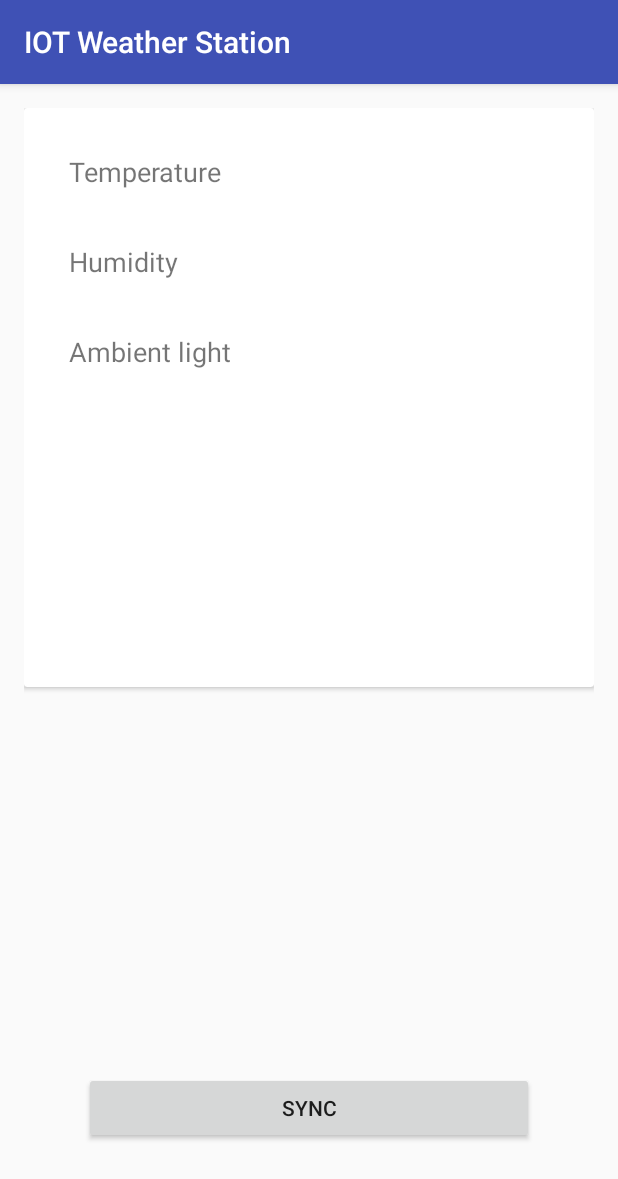
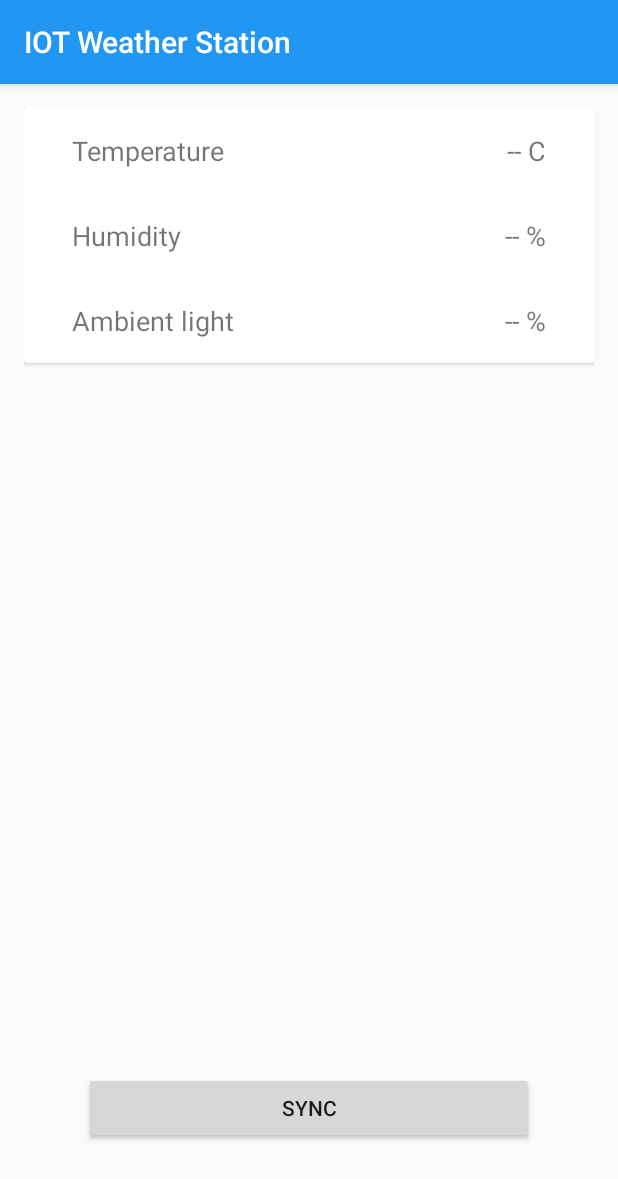
Before and after one commit to geoemm/iot-weather-station, an Android app: the screen it shows after launch (MainActivity), on a phone screen of 412 x 824 dp. Shown: the top 1179 px of the screen. Run offline under Robolectric (Android 15) with nearby library versions, the phone set to English and light mode, and no system bars.

Commit message:
android interface in order

```diff
--- a/IOTWeatherStationApp/app/src/main/res/layout/activity_main.xml
+++ b/IOTWeatherStationApp/app/src/main/res/layout/activity_main.xml
@@ -12,50 +12,77 @@
 
     <android.support.v7.widget.CardView
         android:layout_width="match_parent"
+        android:layout_height="wrap_content">
+
+        <RelativeLayout xmlns:android="http://schemas.android.com/apk/res/android"
+            android:layout_width="match_parent"
             android:layout_height="match_parent"
-        android:layout_alignLeft="@+id/textView_Hum"
-        android:layout_alignStart="@+id/textView_Hum"
-        android:layout_marginBottom="350dp">
+            android:paddingLeft="16dp"
+            android:paddingRight="16dp" >
+
+            <TextView
+                android:text="@string/tempTxtV"
+                android:layout_width="wrap_content"
+                android:layout_height="wrap_content"
+                android:layout_alignParentLeft="true"
+                android:layout_alignParentStart="true"
+                android:layout_margin="16dp"
+                android:id="@+id/textView_temp"
+                android:textSize="18sp"
+                android:layout_toLeftOf="@+id/tempValue"/>
+
+            <TextView
+                android:text="@string/tempValue"
+                android:layout_width="wrap_content"
+                android:layout_height="wrap_content"
+                android:layout_margin="16dp"
+                android:id="@+id/tempValue"
+                android:layout_centerHorizontal="false"
+                android:textSize="18sp"
+                android:layout_alignParentRight="true"/>
+
+            <TextView
+                android:text="@string/humiTxtV"
+                android:layout_width="wrap_content"
+                android:layout_height="wrap_content"
+                android:layout_below="@+id/textView_temp"
+                android:id="@+id/textView_Hum"
+                android:layout_margin="16dp"
+                android:textSize="18sp"
+                android:layout_alignParentLeft="true"/>
+
+            <TextView
+                android:text="@string/humValue"
+                android:layout_width="wrap_content"
+                android:layout_height="wrap_content"
+                android:layout_margin="16dp"
+                android:id="@+id/humValue"
+                android:layout_centerHorizontal="false"
+                android:textSize="18sp"
+                android:layout_alignParentRight="true"
+                android:layout_below="@+id/tempValue"/>
 
             <TextView
                 android:text="@string/lightTxtV"
-            android:layout_width="322dp"
+                android:layout_width="wrap_content"
                 android:layout_height="wrap_content"
                 android:layout_below="@+id/textView_Hum"
-            android:layout_alignLeft="@+id/textView_Hum"
-            android:layout_alignStart="@+id/textView_Hum"
-            android:layout_marginTop="150dp"
                 android:id="@+id/textView_light"
-            android:layout_alignRight="@+id/textView_Hum"
-            android:layout_alignEnd="@+id/textView_Hum"
-            android:layout_marginLeft="30dp"
-            android:layout_marginRight="30dp"
-            android:textSize="18sp" />
+                android:layout_margin="16dp"
+                android:textSize="18sp"
+                android:layout_alignParentLeft="true"/>
 
             <TextView
-            android:text="@string/humiTxtV"
-            android:layout_width="321dp"
+                android:text="@string/lightValue"
+                android:layout_width="wrap_content"
                 android:layout_height="wrap_content"
-            android:layout_below="@+id/textView_temp"
-            android:layout_marginTop="90dp"
-            android:id="@+id/textView_Hum"
-            android:layout_marginStart="30dp"
-            android:layout_marginLeft="30dp"
-            android:layout_marginBottom="30dp"
-            android:layout_alignRight="@+id/textView_temp"
-            android:layout_alignEnd="@+id/textView_temp"
-            android:textSize="18sp" />
-
-        <TextView
-            android:text="@string/tempTxtV"
-            android:layout_width="match_parent"
-            android:layout_height="wrap_content"
-            android:layout_alignParentTop="true"
-            android:layout_centerHorizontal="true"
-            android:layout_marginTop="30dp"
-            android:layout_margin="30dp"
-            android:id="@+id/textView_temp"
-            android:textSize="18sp" />
+                android:layout_margin="16dp"
+                android:id="@+id/lightValue"
+                android:layout_centerHorizontal="false"
+                android:textSize="18sp"
+                android:layout_alignParentRight="true"
+                android:layout_below="@+id/humValue"/>
+        </RelativeLayout>
     </android.support.v7.widget.CardView>
 
     <Button
--- a/IOTWeatherStationApp/app/src/main/res/values/colors.xml
+++ b/IOTWeatherStationApp/app/src/main/res/values/colors.xml
@@ -1,6 +1,6 @@
 <?xml version="1.0" encoding="utf-8"?>
 <resources>
-    <color name="colorPrimary">#3F51B5</color>
-    <color name="colorPrimaryDark">#303F9F</color>
+    <color name="colorPrimary">#2196f3</color>
+    <color name="colorPrimaryDark">#1976d2</color>
     <color name="colorAccent">#FF4081</color>
 </resources>
--- a/IOTWeatherStationApp/app/src/main/res/values/strings.xml
+++ b/IOTWeatherStationApp/app/src/main/res/values/strings.xml
@@ -4,4 +4,7 @@
     <string name="humiTxtV">Humidity </string>
     <string name="lightTxtV">Ambient light </string>
     <string name="syncBtn">Sync</string>
+    <string name="tempValue">-- C</string>
+    <string name="humValue">-- %</string>
+    <string name="lightValue">-- %</string>
 </resources>
```
Lines whose indentation alone changed are shown as unchanged.
